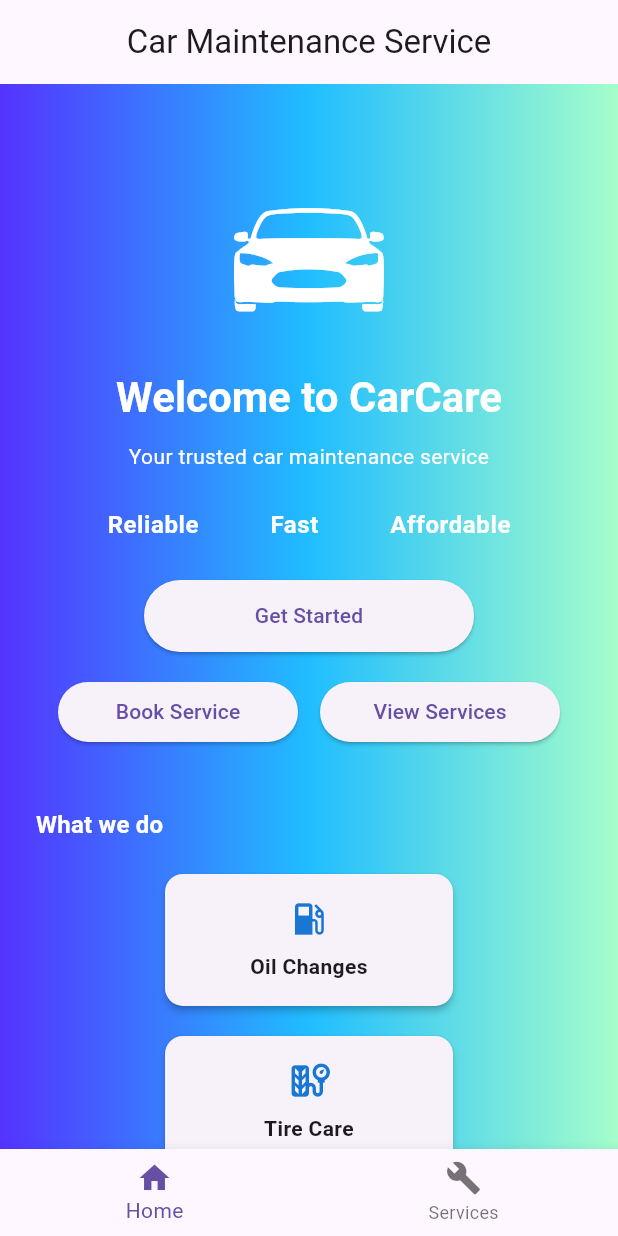
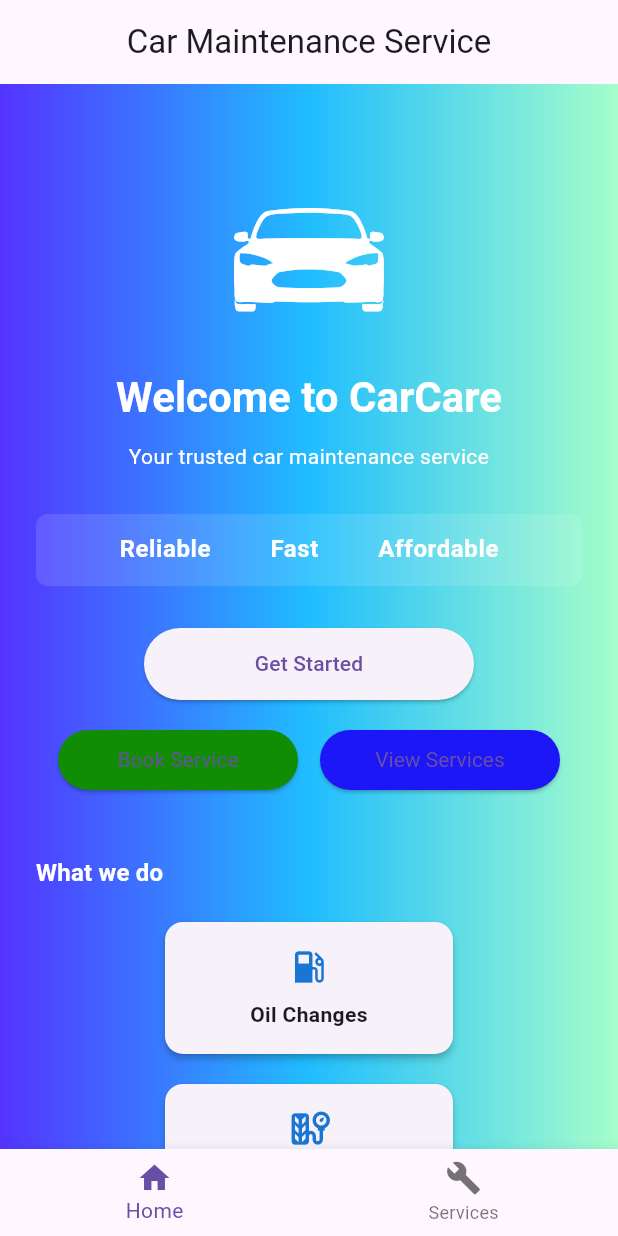
Before and after one commit to exile213/Activity1-2_PROFE8-Diaz, a Flutter app: the screen it shows after launch, on a phone screen of 412 x 824 dp. Run offline on Flutter 3.47's test engine with Material 3 defaults, Android fonts, the phone set to English and light mode, and no system bars.

Commit message:
Update UI styling and fix test widgets
Enhanced ThreeTextRow with container styling for improved appearance. Updated button colors and text styles in TwoButtonRow.

```diff
--- a/lib/widgets/three_text_row.dart
+++ b/lib/widgets/three_text_row.dart
@@ -5,19 +5,33 @@
 
   @override
   Widget build(BuildContext context) {
-    final TextStyle style = Theme.of(context)
-            .textTheme
-            .titleMedium
-            ?.copyWith(fontWeight: FontWeight.w700, color: Colors.white, letterSpacing: 0.4)
-        ?? const TextStyle(fontSize: 16, fontWeight: FontWeight.w700, color: Colors.white);
+    final TextStyle style =
+        Theme.of(context).textTheme.titleMedium?.copyWith(
+          fontWeight: FontWeight.w700,
+          color: Colors.white,
+          letterSpacing: 0.4,
+        ) ??
+        const TextStyle(
+          fontSize: 16,
+          fontWeight: FontWeight.w700,
+          color: Colors.white,
+        );
 
-    return Row(
+    return Container(
+      margin: const EdgeInsets.symmetric(vertical: 4.0),
+      padding: const EdgeInsets.symmetric(vertical: 12.0, horizontal: 16.0),
+      decoration: BoxDecoration(
+        color: Colors.white.withOpacity(0.12),
+        borderRadius: BorderRadius.circular(8),
+      ),
+      child: Row(
         mainAxisAlignment: MainAxisAlignment.spaceEvenly,
         children: [
           Text('Reliable', style: style),
           Text('Fast', style: style),
           Text('Affordable', style: style),
         ],
+      ),
     );
   }
 }
--- a/lib/widgets/two_button_row.dart
+++ b/lib/widgets/two_button_row.dart
@@ -14,6 +14,10 @@
         SizedBox(
           width: 160,
           child: ElevatedButton(
+            style: ElevatedButton.styleFrom(
+              backgroundColor: const Color.fromARGB(255, 16, 141, 2),
+              textStyle: const TextStyle(color: Colors.white),
+            ),
             onPressed: onLeftPressed,
             child: const Text('Book Service'),
           ),
@@ -21,6 +25,10 @@
         SizedBox(
           width: 160,
           child: ElevatedButton(
+            style: ElevatedButton.styleFrom(
+              backgroundColor: const Color.fromARGB(255, 29, 22, 246),
+              textStyle: const TextStyle(color: Colors.white),
+            ),
             onPressed: onRightPressed,
             child: const Text('View Services'),
           ),
```
Also changed, not shown: 1 other file. Lines whose indentation alone changed are shown as unchanged.
